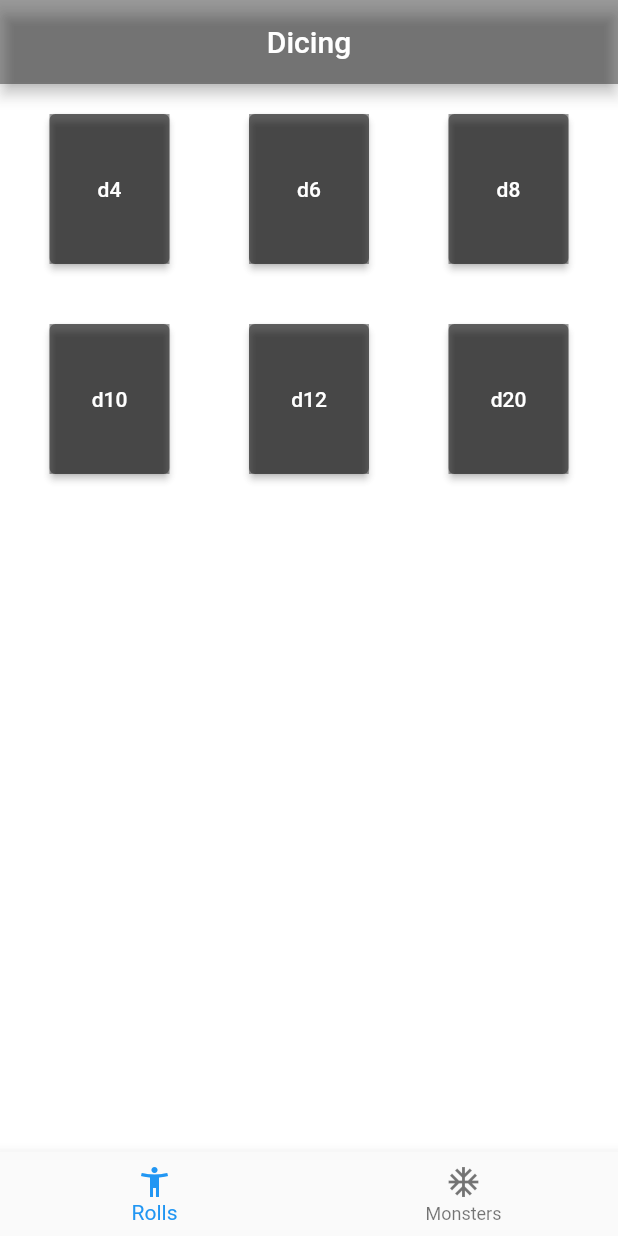
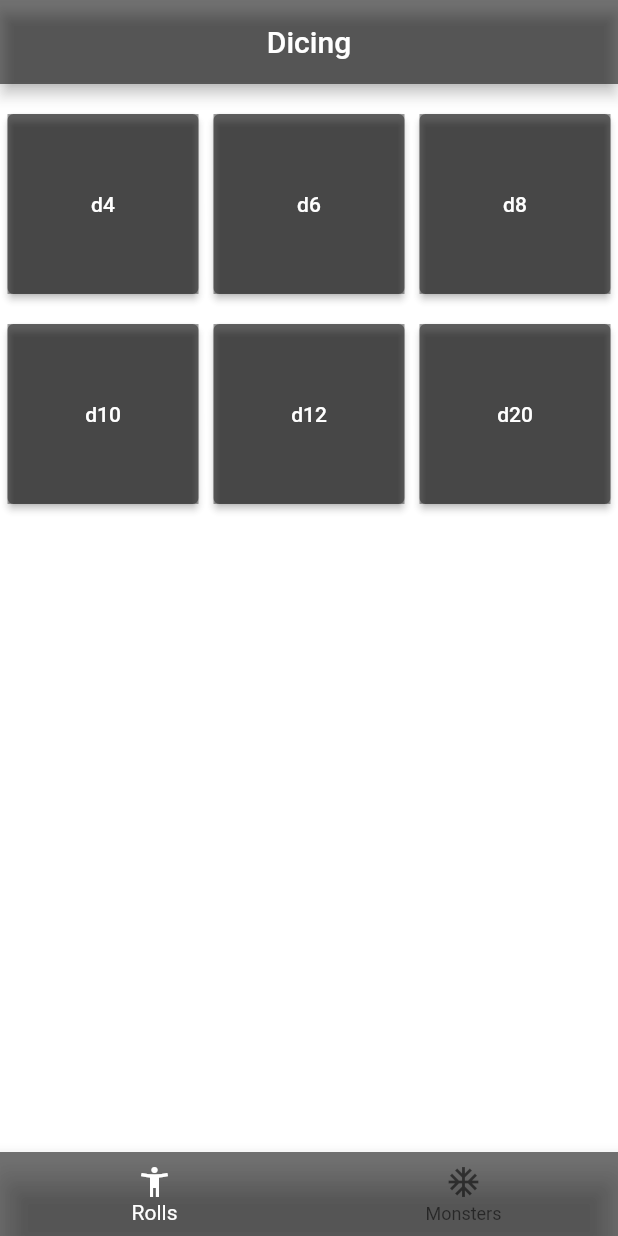
Before and after one commit to lucasac04/First_Flutter_Project, a Flutter app: the screen it shows after launch, on a phone screen of 412 x 824 dp. Run offline on Flutter 3.47's test engine with Material 2 defaults, Android fonts, the phone set to English and light mode, and no system bars; missing offline and left inert: dart:ffi.

Commit message:
Funcional dice buttons

```diff
--- a/lib/Pages/home_page.dart
+++ b/lib/Pages/home_page.dart
@@ -26,9 +26,10 @@ class _HomePageState extends State<HomePage> {
       appBar: AppBar(
         title: const Text('Dicing'),
         centerTitle: true,
-        backgroundColor: Colors.black38,
+        backgroundColor: Colors.black54,
       ),
       body: PageView(
+        physics: const NeverScrollableScrollPhysics(),
         controller: _pageController,
         children: [
           PageRolls(),
@@ -38,6 +39,8 @@ class _HomePageState extends State<HomePage> {
         ],
       ),
       bottomNavigationBar: BottomNavigationBar(
+        backgroundColor: Colors.black54,
+          fixedColor: Colors.white,
           currentIndex: indexBottomNavigationBar,
           onTap: (int index) {
             setState(() {
--- a/lib/Pages/pagesViews/PageRolls.dart
+++ b/lib/Pages/pagesViews/PageRolls.dart
@@ -1,3 +1,4 @@
+import 'dart:ffi';
 import 'dart:math';
 
 import 'package:flutter/material.dart';
@@ -8,19 +9,22 @@ class PageRolls extends StatefulWidget {
 }
 
 class _PageRolls extends State<PageRolls> {
-  rollD20() {
-    return Random().nextInt(20) + 1;
-  }
 
   @override
   Widget build(BuildContext context) {
+    double widthContainer = MediaQuery
+        .of(context)
+        .size
+        .width/3-10;
+    double heigthContainer = 120;
+
     Future openDialog(int result) => showDialog(
         context: context,
         builder: (context) => AlertDialog(
             backgroundColor: Colors.white,
             title: const Text('Resultado do Roll:'),
             content: Container(
-              margin: const EdgeInsets.all(20),
+              margin: const EdgeInsets.only(top: 20),
               height: 200,
               width: 160,
               child: Center(
@@ -34,12 +38,12 @@ class _PageRolls extends State<PageRolls> {
       crossAxisAlignment: CrossAxisAlignment.stretch,
       children: [
         Row(
-          mainAxisAlignment: MainAxisAlignment.spaceEvenly,
+          mainAxisAlignment: MainAxisAlignment.spaceBetween,
           children: [
             Container(
-              margin: const EdgeInsets.all(20),
-              height: 100,
-              width: 80,
+              margin: const EdgeInsets.only(top: 20,left: 5),
+              height: heigthContainer,
+              width: widthContainer,
               color: Colors.black38,
               child: ElevatedButton(
                 style:
@@ -51,9 +55,9 @@ class _PageRolls extends State<PageRolls> {
               ),
             ),
             Container(
-              margin: const EdgeInsets.all(20),
-              height: 100,
-              width: 80,
+              margin: const EdgeInsets.only(top: 20),
+              height: heigthContainer,
+              width: widthContainer,
               color: Colors.black38,
               child: ElevatedButton(
                 style:
@@ -65,9 +69,9 @@ class _PageRolls extends State<PageRolls> {
               ),
             ),
             Container(
-              margin: const EdgeInsets.all(20),
-              height: 100,
-              width: 80,
+              margin: const EdgeInsets.only(top: 20,right: 5),
+              height: heigthContainer,
+              width: widthContainer,
               color: Colors.black38,
               child: ElevatedButton(
                 style:
@@ -81,12 +85,12 @@ class _PageRolls extends State<PageRolls> {
           ],
         ),
         Row(
-          mainAxisAlignment: MainAxisAlignment.spaceEvenly,
+          mainAxisAlignment: MainAxisAlignment.spaceBetween,
           children: [
             Container(
-              margin: const EdgeInsets.all(20),
-              height: 100,
-              width: 80,
+              margin: const EdgeInsets.only(top: 20, left: 5),
+              height: heigthContainer,
+              width: widthContainer,
               color: Colors.black38,
               child: ElevatedButton(
                 style:
@@ -98,9 +102,9 @@ class _PageRolls extends State<PageRolls> {
               ),
             ),
             Container(
-              margin: const EdgeInsets.all(20),
-              height: 100,
-              width: 80,
+              margin: const EdgeInsets.only(top: 20),
+              height: heigthContainer,
+              width: widthContainer,
               color: Colors.black38,
               child: ElevatedButton(
                 style:
@@ -112,9 +116,9 @@ class _PageRolls extends State<PageRolls> {
               ),
             ),
             Container(
-              margin: const EdgeInsets.all(20),
-              height: 100,
-              width: 80,
+              margin: const EdgeInsets.only(top: 20,right: 5),
+              height: heigthContainer,
+              width: widthContainer,
               color: Colors.black38,
               child: ElevatedButton(
                 style:
--- a/lib/main.dart
+++ b/lib/main.dart
@@ -13,9 +13,6 @@ class MyApp extends StatelessWidget {
   Widget build(BuildContext context) {
     return MaterialApp(
       debugShowCheckedModeBanner: false,
-      theme: ThemeData(
-        primaryColor: Colors.green,
-      ),
       home: HomePage(),
     );
   }
```
